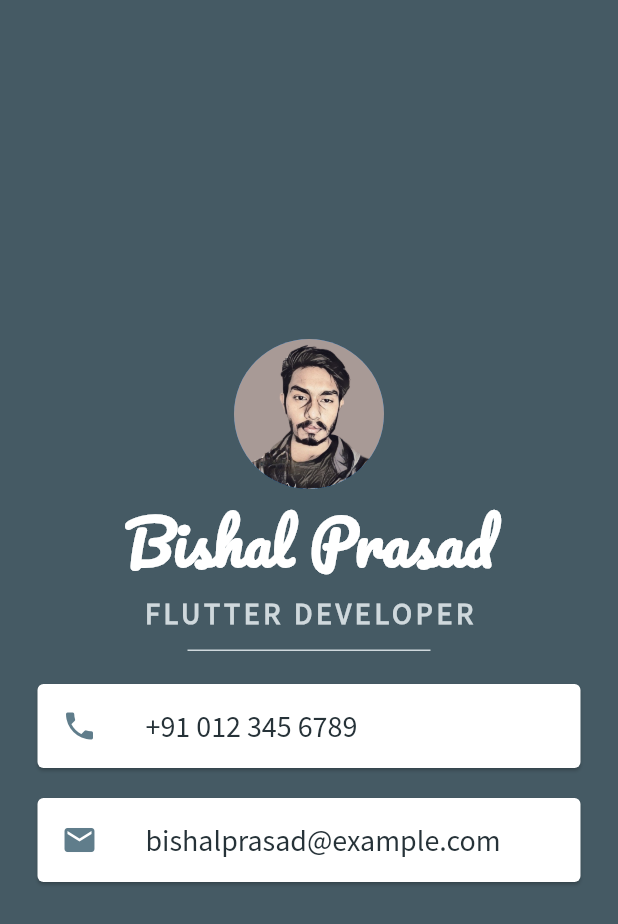
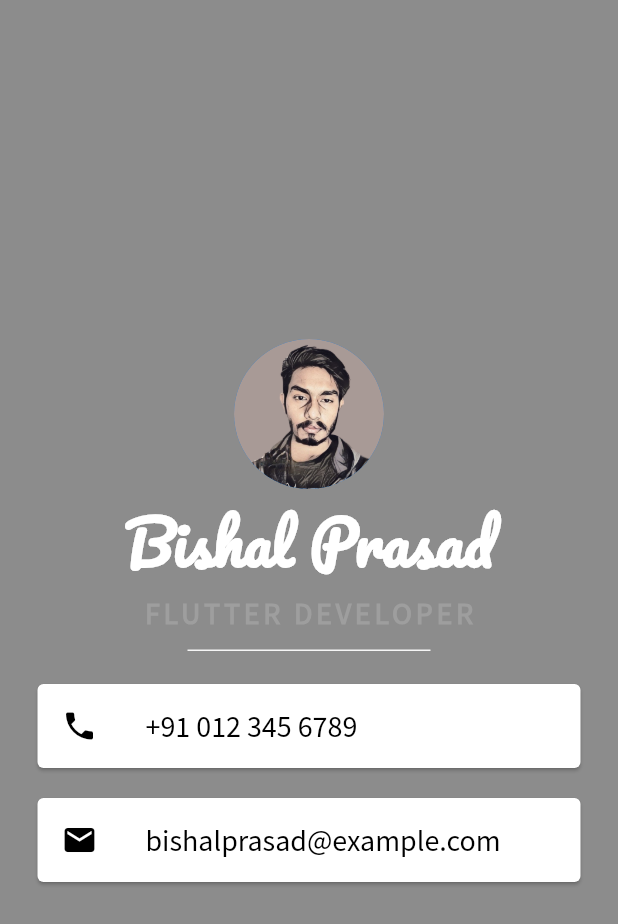
Before and after one commit to bishalprasad321/Flutter-Buisness-Card-App, a Flutter app: the screen it shows after launch, on a phone screen of 412 x 824 dp. Shown: the top 924 px of the screen. Run offline on Flutter 3.47's test engine with Material 2 defaults, Android fonts, the phone set to English and light mode, and no system bars.

Commit message:
UI changed

```diff
--- a/lib/main.dart
+++ b/lib/main.dart
@@ -11,7 +11,7 @@ class MyApp extends StatelessWidget {
   Widget build(BuildContext context) {
     return MaterialApp(
       home: Scaffold(
-        backgroundColor: Colors.blueGrey.shade700,
+        backgroundColor: Colors.black45,
         body: SafeArea(
           child: Column(
             mainAxisAlignment: MainAxisAlignment.center,
@@ -33,7 +33,7 @@ class MyApp extends StatelessWidget {
                 'FLUTTER DEVELOPER',
                 style: TextStyle(
                   fontFamily: 'Source Sans Pro',
-                  color: Colors.blueGrey.shade100,
+                  color: Colors.grey.shade500,
                   fontSize: 20.0,
                   fontWeight: FontWeight.bold,
                   letterSpacing: 2.5
@@ -44,38 +44,36 @@ class MyApp extends StatelessWidget {
                 thickness: 1.0,
                 indent: 125.0,
                 endIndent: 125.0,
-                color: Colors.blueGrey.shade100,
+                color: Colors.grey.shade100,
               ),
-              Card(
-                shadowColor: Colors.black,
-                margin: const EdgeInsets.symmetric(vertical: 10.0, horizontal: 25.0),
+              const Card(
+                margin: EdgeInsets.symmetric(vertical: 10.0, horizontal: 25.0),
                 child: ListTile(
-                  leading: const Icon(
+                  leading: Icon(
                     Icons.phone,
-                    color: Colors.blueGrey,
+                    color: Colors.black,
                   ),
                   title: Text(
                     '+91 012 345 6789',
                     style: TextStyle(
-                      color: Colors.blueGrey.shade900,
+                      color: Colors.black,
                       fontFamily: 'Source Sans Pro',
                       fontSize: 20.0,
                     ),
                   ),
                 ),
               ),
-              Card(
-                shadowColor: Colors.black,
-                margin: const EdgeInsets.symmetric(vertical: 10.0, horizontal: 25.0),
+              const Card(
+                margin: EdgeInsets.symmetric(vertical: 10.0, horizontal: 25.0),
                 child: ListTile(
-                    leading: const Icon(
+                    leading: Icon(
                         Icons.email,
-                        color: Colors.blueGrey,
+                        color: Colors.black,
                     ),
                     title: Text(
                       'bishalprasad@example.com',
                       style: TextStyle(
-                        color: Colors.blueGrey.shade900,
+                        color: Colors.black,
                         fontFamily: 'Source Sans Pro',
                         fontSize: 20.0,
                       ),
```
